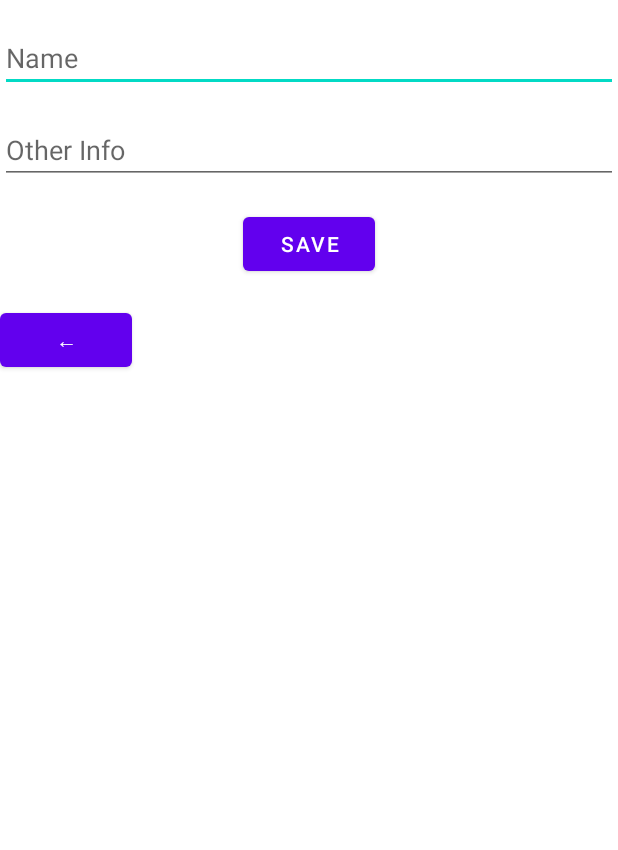
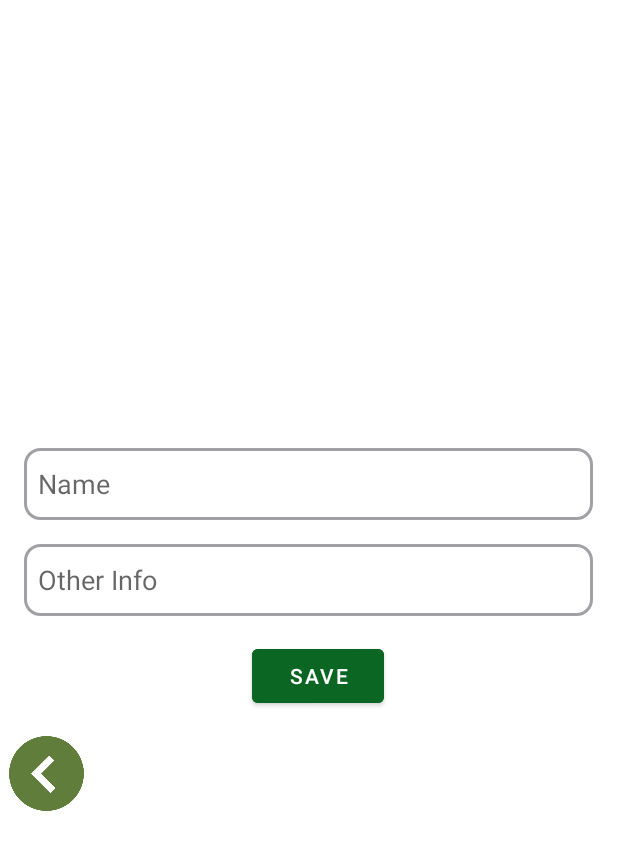
Before and after one commit to jkjungha/Emo-Record, an Android app: the layout change_profile.xml on its own in the app's theme, with its tools: preview values and no code run, on a phone screen of 412 x 824 dp. Shown: the top 850 px of the screen. Run offline under Robolectric (Android 15) with nearby library versions, the phone set to English and light mode, and no system bars.

Commit message:
Update change_profile.xml

```diff
--- a/app/src/main/res/layout/change_profile.xml
+++ b/app/src/main/res/layout/change_profile.xml
@@ -1,24 +1,31 @@
 <!-- res/layout/change_profile.xml -->
 <RelativeLayout xmlns:android="http://schemas.android.com/apk/res/android"
     android:layout_width="match_parent"
-    android:layout_height="match_parent">
+    android:layout_height="match_parent"
+    android:gravity="center">
 
     <!-- 添加个人信息编辑框 -->
     <EditText
         android:id="@+id/editTextName"
-        android:layout_width="match_parent"
-        android:layout_height="wrap_content"
-        android:hint="Name"
-        android:layout_marginTop="16dp" />
+        android:layout_width="379dp"
+        android:layout_height="48dp"
+        android:background="@drawable/bg_text"
+        android:hint="  Name"
+        android:layout_marginTop="16dp"
+        android:layout_marginLeft="10dp"
+        android:layout_marginRight="10dp" />
 
     <!-- 添加其他个人信息编辑框，位于名称编辑框下方 -->
     <EditText
         android:id="@+id/editTextOtherInfo"
-        android:layout_width="match_parent"
-        android:layout_height="wrap_content"
-        android:hint="Other Info"
+        android:layout_width="379dp"
+        android:layout_height="48dp"
+        android:layout_below="@id/editTextName"
+        android:layout_marginLeft="10dp"
+        android:layout_marginRight="10dp"
         android:layout_marginTop="16dp"
-        android:layout_below="@id/editTextName" />
+        android:background="@drawable/bg_text"
+        android:hint="  Other Info" />
 
     <!-- 添加保存按钮，位于其他个人信息编辑框下方 -->
     <Button
@@ -27,13 +34,15 @@
         android:layout_height="wrap_content"
         android:text="Save"
         android:layout_centerHorizontal="true"
+        android:backgroundTint="@color/green"
         android:layout_marginTop="16dp"
         android:layout_below="@id/editTextOtherInfo" />
-    <Button
+    <androidx.appcompat.widget.AppCompatButton
         android:id="@+id/backToLoginButton"
-        android:layout_width="wrap_content"
-        android:layout_height="wrap_content"
-        android:text="←"
+        android:layout_width="50dp"
+        android:layout_height="50dp"
+        android:background="@drawable/back"
+        android:backgroundTint="@color/dark_green"
         android:layout_marginTop="16dp"
         android:layout_below="@+id/saveButton"/>
 </RelativeLayout>
```
